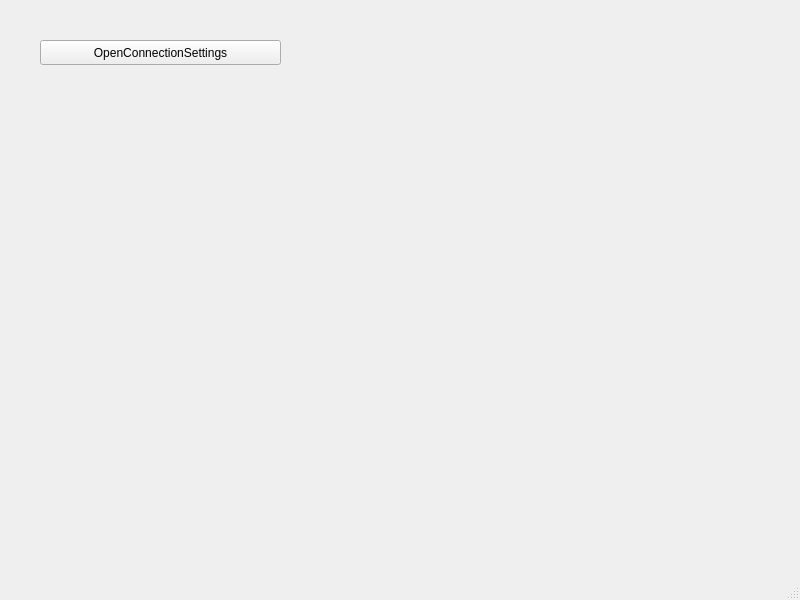
AlexGnutov/cpp_qt, file hw_3_1/mainwindow.ui: the form before one commit.
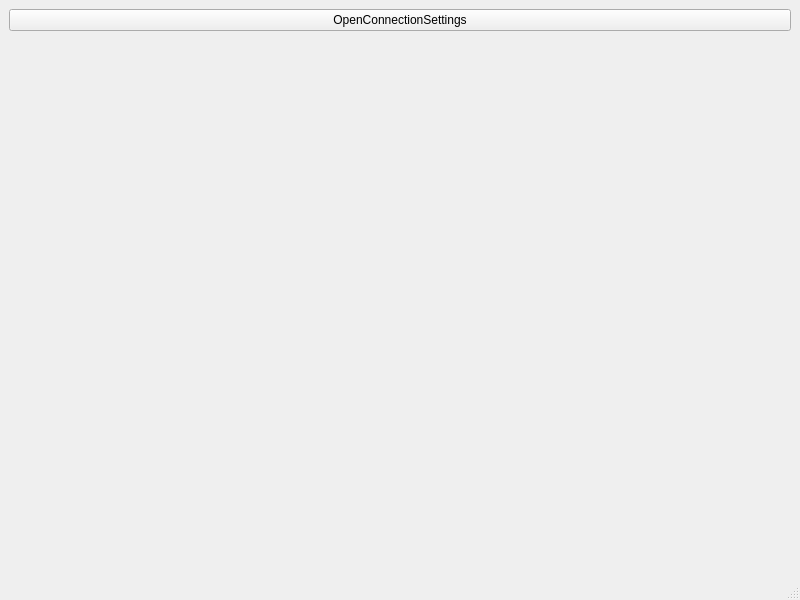
The form after the commit.

Commit message: hw_3_1_rw1

The edit to the form file:
```diff
--- a/hw_3_1/mainwindow.ui
+++ b/hw_3_1/mainwindow.ui
@@ -14,19 +14,28 @@
    <string>MainWindow</string>
   </property>
   <widget class="QWidget" name="centralwidget">
-   <widget class="QPushButton" name="pushButton">
-    <property name="geometry">
-     <rect>
-      <x>40</x>
-      <y>40</y>
-      <width>241</width>
-      <height>25</height>
-     </rect>
-    </property>
+   <layout class="QVBoxLayout" name="verticalLayout_2">
+    <item>
+     <widget class="QPushButton" name="open_c_btn">
     <property name="text">
      <string>OpenConnectionSettings</string>
     </property>
    </widget>
+    </item>
+    <item>
+     <spacer name="verticalSpacer">
+      <property name="orientation">
+       <enum>Qt::Vertical</enum>
+      </property>
+      <property name="sizeHint" stdset="0">
+       <size>
+        <width>20</width>
+        <height>40</height>
+       </size>
+      </property>
+     </spacer>
+    </item>
+   </layout>
   </widget>
   <widget class="QMenuBar" name="menubar">
    <property name="geometry">
```
Lines whose indentation alone changed are shown as unchanged. The commit also changes 2 other files.
